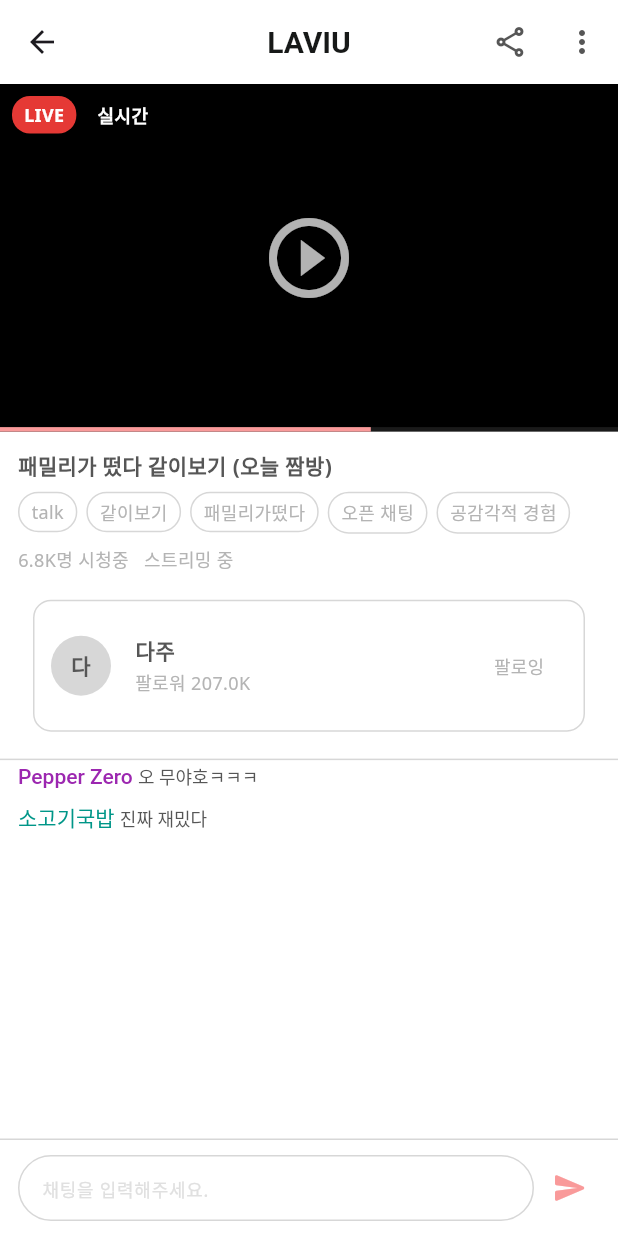
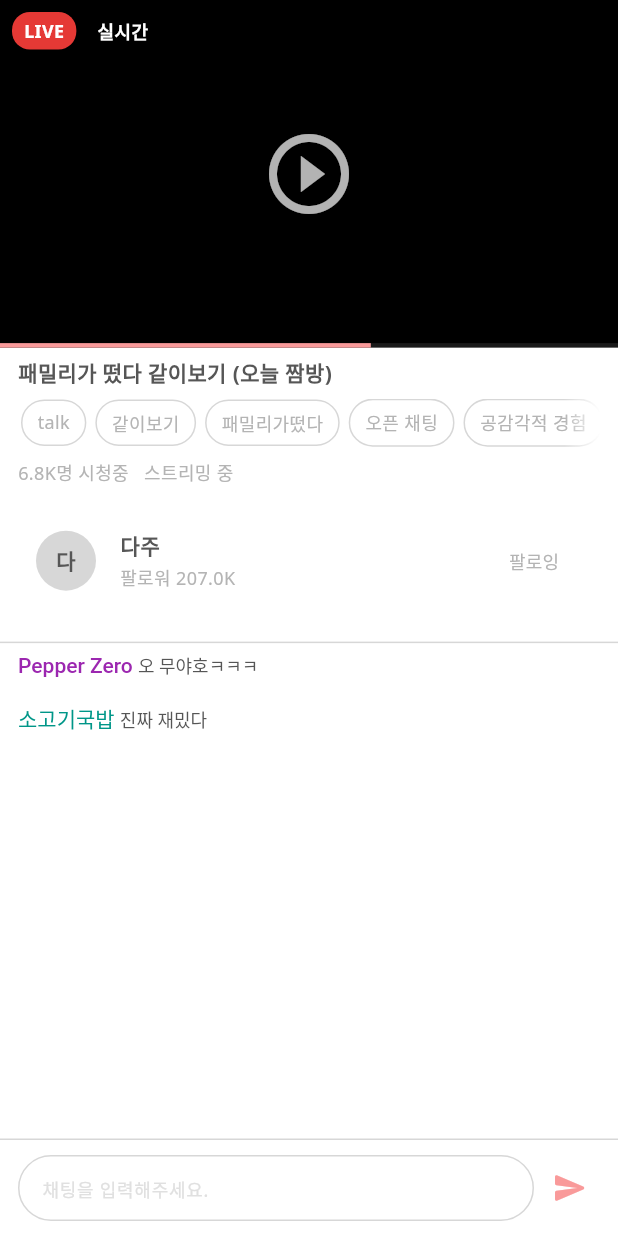
Before and after one commit to green-laviu/laviu-flutter, a Flutter app: the LiveWatchPage screen opened directly with empty values, on a phone screen of 412 x 824 dp. Run offline on Flutter 3.47's test engine with Material 3 defaults, Android fonts, the phone set to English and light mode, and no system bars; our stand-ins replace dio, flutter_dotenv, flutter_riverpod, flutter_secure_storage, flutter_svg, google_fonts and 1 more; accounts and stored records are empty.

Commit message:
라이브 시청자 화면 채팅 UX 수정

```diff
--- a/lib/ui/pages/live/watch_page/live_watch_page.dart
+++ b/lib/ui/pages/live/watch_page/live_watch_page.dart
@@ -1,9 +1,9 @@
+// live_watch_page.dart
 import 'package:flutter/material.dart';
 import 'package:laviu_flutter/_core/style/m_colors.dart';
 import 'package:laviu_flutter/_core/style/m_text.dart';
 
 /// UI만 그리는 목 버전. 데이터/플레이어/소켓 없음.
-/// 참고: 기존 라우팅을 깨지 않기 위해 liveId는 받지만 사용하진 않음.
 class LiveWatchPage extends StatefulWidget {
   final String liveId;
   const LiveWatchPage({super.key, required this.liveId});
@@ -13,8 +13,9 @@ class LiveWatchPage extends StatefulWidget {
 }
 
 class _LiveWatchPageState extends State<LiveWatchPage> {
-  final _scrollCtrl = ScrollController();
+  final _listCtrl = ScrollController();
   final _inputCtrl = TextEditingController();
+  final _inputFocus = FocusNode();
 
   // ---- 목 데이터 ----
   late final _LiveMock info;
@@ -37,44 +38,37 @@ class _LiveWatchPageState extends State<LiveWatchPage> {
       startedAt: DateTime.parse("2025-08-07T15:00:00Z"),
     );
 
-    // 초기 채팅 목
     messages.addAll(const [
       _UiChat(user: "Pepper Zero", text: "오 무야호ㅋㅋㅋ"),
       _UiChat(user: "소고기국밥", text: "진짜 재밌다"),
     ]);
+
+    // 첫 렌더 후 맨 아래로
+    WidgetsBinding.instance.addPostFrameCallback((_) => _scrollToBottom());
+    _inputFocus.addListener(() {
+      if (_inputFocus.hasFocus) {
+        Future.delayed(const Duration(milliseconds: 80), _scrollToBottom);
+      }
+    });
   }
 
   @override
   void dispose() {
-    _scrollCtrl.dispose();
+    _listCtrl.dispose();
     _inputCtrl.dispose();
+    _inputFocus.dispose();
     super.dispose();
   }
 
   @override
   Widget build(BuildContext context) {
     return Scaffold(
+      resizeToAvoidBottomInset: true,
       backgroundColor: MColors.backgroundNormal,
-      appBar: AppBar(
-        backgroundColor: MColors.backgroundNormal,
-        elevation: 0,
-        centerTitle: true,
-        title: Text('LAVIU', style: MText.heading2(color: MColors.textNormal)),
-        automaticallyImplyLeading: true,
-        actions: [
-          IconButton(
-            icon: const Icon(Icons.share_outlined),
-            color: MColors.textNeutral,
-            onPressed: () {},
-          ),
-          IconButton(
-            icon: const Icon(Icons.more_vert),
-            color: MColors.textNeutral,
-            onPressed: () {},
-          ),
-        ],
-      ),
-      body: Column(
+      // AppBar 제거
+      body: SafeArea(
+        bottom: false, // 하단 입력은 따로 SafeArea로 감쌈
+        child: Column(
           children: [
             // 1) 플레이어 영역(그림만)
             AspectRatio(
@@ -115,165 +109,24 @@ class _LiveWatchPageState extends State<LiveWatchPage> {
               ),
             ),
 
-          // 2) 메타/채널/채팅 리스트
+            // 2) 메타/채널/채팅 리스트 (reverse)
             Expanded(
-            child: CustomScrollView(
-              controller: _scrollCtrl,
-              slivers: [
-                // 제목/칩/통계
-                SliverToBoxAdapter(
-                  child: Padding(
-                    padding: const EdgeInsets.fromLTRB(12, 12, 12, 8),
-                    child: Column(
-                      crossAxisAlignment: CrossAxisAlignment.start,
-                      children: [
-                        Text(
-                          info.title,
-                          style: MText.modal3Bold(color: MColors.textNeutral),
-                        ),
-                        const SizedBox(height: 8),
-                        Wrap(
-                          spacing: 6,
-                          runSpacing: -6,
-                          children:
-                              [
-                                ...info.badges,
-                                ...info.tags,
-                              ].map((t) {
-                                return Container(
-                                  padding: const EdgeInsets.symmetric(
-                                    horizontal: 8,
-                                    vertical: 4,
-                                  ),
-                                  decoration: BoxDecoration(
-                                    border: Border.all(
-                                      color: MColors.lineNormal,
-                                    ),
-                                    borderRadius: BorderRadius.circular(999),
-                                  ),
-                                  child: Text(
-                                    t,
-                                    style: MText.label2Regular(
-                                      color: MColors.textAlternative,
-                                    ),
-                                  ),
-                                );
-                              }).toList(),
-                        ),
-                        const SizedBox(height: 8),
-                        Row(
-                          children: [
-                            Text(
-                              '${_compact(info.viewerCount)}명 시청중',
-                              style: MText.caption(
-                                color: MColors.textAlternative,
-                              ),
-                            ),
-                            const SizedBox(width: 10),
-                            Text(
-                              '스트리밍 중',
-                              style: MText.caption(
-                                color: MColors.textAlternative,
-                              ),
-                            ),
-                          ],
-                        ),
-                      ],
-                    ),
+              child: ListView.builder(
+                controller: _listCtrl,
+                padding: const EdgeInsets.only(top: 0, bottom: 8),
+                keyboardDismissBehavior:
+                    ScrollViewKeyboardDismissBehavior.onDrag,
+                itemCount: messages.length + 1, // 0번은 헤더
+                itemBuilder: (context, index) {
+                  if (index == 0)
+                    return _HeaderSection(info: info); // 플레이어 바로 아래
+                  final m = messages[index - 1]; // 채팅은 정상 순서
+                  return _ChatRow(m: m);
+                },
               ),
             ),
 
-                // 채널 카드
-                SliverToBoxAdapter(
-                  child: Padding(
-                    padding: const EdgeInsets.symmetric(horizontal: 12),
-                    child: Card(
-                      elevation: 0,
-                      color: MColors.white,
-                      shape: RoundedRectangleBorder(
-                        borderRadius: BorderRadius.circular(12),
-                        side: BorderSide(color: MColors.lineNormal),
-                      ),
-                      child: ListTile(
-                        contentPadding: const EdgeInsets.symmetric(
-                          horizontal: 12,
-                          vertical: 8,
-                        ),
-                        leading: _AvatarFallback(name: info.channelName),
-                        title: Text(
-                          info.channelName,
-                          style: MText.label1SemiBold(
-                            color: MColors.textNeutral,
-                          ),
-                        ),
-                        subtitle: Text(
-                          '팔로워 ${_compact(info.channelFollowerCount)}',
-                          style: MText.caption(color: MColors.textAlternative),
-                        ),
-                        trailing: TextButton(
-                          onPressed: () {},
-                          child: Text(
-                            info.channelIsFollowing ? '팔로잉' : '팔로우',
-                            style: MText.label2Medium(
-                              color: info.channelIsFollowing
-                                  ? MColors.textAlternative
-                                  : MColors.primaryStrong,
-                            ),
-                          ),
-                        ),
-                      ),
-                    ),
-                  ),
-                ),
-
-                const SliverToBoxAdapter(child: SizedBox(height: 8)),
-                const SliverToBoxAdapter(child: Divider(height: 1)),
-
-                // 채팅 리스트
-                SliverList(
-                  delegate: SliverChildBuilderDelegate(
-                    (context, index) {
-                      final m = messages[index];
-                      return Padding(
-                        padding: const EdgeInsets.symmetric(
-                          horizontal: 12,
-                          vertical: 2,
-                        ),
-                        child: Column(
-                          crossAxisAlignment: CrossAxisAlignment.start,
-                          children: [
-                            RichText(
-                              text: TextSpan(
-                                children: [
-                                  TextSpan(
-                                    text: '${m.user} ',
-                                    style: MText.label1Medium(
-                                      color: _nameColor(m.user),
-                                    ),
-                                  ),
-                                  TextSpan(
-                                    text: m.text,
-                                    style: MText.caption(
-                                      color: MColors.textNeutral,
-                                    ),
-                                  ),
-                                ],
-                              ),
-                            ),
-                            const SizedBox(height: 4),
-                          ],
-                        ),
-                      );
-                    },
-                    childCount: messages.length,
-                  ),
-                ),
-                const SliverToBoxAdapter(child: SizedBox(height: 12)),
-              ],
-            ),
-          ),
-
-          // 3) 하단 입력바
+            // 3) 하단 입력바 (키보드 가림 방지: SafeArea로 처리)
             SafeArea(
               top: false,
               child: Container(
@@ -287,6 +140,8 @@ class _LiveWatchPageState extends State<LiveWatchPage> {
                     Expanded(
                       child: TextField(
                         controller: _inputCtrl,
+                        focusNode: _inputFocus,
+                        onTap: _scrollToBottom,
                         minLines: 1,
                         maxLines: 3,
                         style: MText.inputRegular(color: MColors.textNeutral),
@@ -325,25 +180,28 @@ class _LiveWatchPageState extends State<LiveWatchPage> {
             ),
           ],
         ),
+      ),
     );
   }
 
   void _send() {
     final text = _inputCtrl.text.trim();
     if (text.isEmpty) return;
+
     setState(() {
       messages.add(_UiChat(user: '나', text: text));
     });
+
     _inputCtrl.clear();
     _scrollToBottom();
   }
 
   void _scrollToBottom() {
-    if (!_scrollCtrl.hasClients) return;
+    if (!_listCtrl.hasClients) return;
     WidgetsBinding.instance.addPostFrameCallback((_) {
-      _scrollCtrl.animateTo(
-        _scrollCtrl.position.maxScrollExtent + 80,
-        duration: const Duration(milliseconds: 200),
+      _listCtrl.animateTo(
+        _listCtrl.position.maxScrollExtent + 40,
+        duration: const Duration(milliseconds: 180),
         curve: Curves.easeOut,
       );
     });
@@ -388,6 +246,136 @@ class _UiChat {
 
 /* ---------------- 위젯/헬퍼 ---------------- */
 
+class _HeaderSection extends StatelessWidget {
+  final _LiveMock info;
+  const _HeaderSection({required this.info});
+
+  @override
+  Widget build(BuildContext context) {
+    return Column(
+      children: [
+        // 제목/칩/통계
+        Padding(
+          padding: const EdgeInsets.fromLTRB(12, 6, 12, 4),
+
+          child: Column(
+            crossAxisAlignment: CrossAxisAlignment.start,
+            children: [
+              Text(
+                info.title,
+                style: MText.modal3Bold(color: MColors.textNeutral),
+              ),
+              const SizedBox(height: 8),
+              // (위) title, SizedBox(height: 8) 까지는 그대로 두고,
+              // 이 자리의 Wrap(...)을 교체:
+              _TagStrip(
+                items: [
+                  ...info.badges,
+                  ...info.tags,
+                ],
+              ),
+
+              const SizedBox(height: 6),
+              Row(
+                children: [
+                  Text(
+                    '${_compact(info.viewerCount)}명 시청중',
+                    style: MText.caption(color: MColors.textAlternative),
+                  ),
+                  const SizedBox(width: 10),
+                  Text(
+                    '스트리밍 중',
+                    style: MText.caption(color: MColors.textAlternative),
+                  ),
+                ],
+              ),
+            ],
+          ),
+        ),
+
+        // 채널 카드
+        Padding(
+          padding: const EdgeInsets.symmetric(horizontal: 12),
+          child: Card(
+            margin: EdgeInsets.zero,
+            elevation: 0,
+            color: MColors.white,
+            shape: const RoundedRectangleBorder(
+              borderRadius: BorderRadius.zero,
+            ),
+            child: ListTile(
+              contentPadding: const EdgeInsets.symmetric(
+                horizontal: 12,
+                vertical: 10,
+              ),
+              leading: _AvatarFallback(name: info.channelName),
+              title: Text(
+                info.channelName,
+                style: MText.label1SemiBold(color: MColors.textNeutral),
+                maxLines: 1,
+                overflow: TextOverflow.ellipsis,
+              ),
+              subtitle: Text(
+                '팔로워 ${_compact(info.channelFollowerCount)}',
+                style: MText.caption(color: MColors.textAlternative),
+              ),
+              trailing: TextButton(
+                onPressed: () {},
+                child: Text(
+                  info.channelIsFollowing ? '팔로잉' : '팔로우',
+                  style: MText.label2Medium(
+                    color: info.channelIsFollowing
+                        ? MColors.textAlternative
+                        : MColors.primaryStrong,
+                  ),
+                ),
+              ),
+            ),
+          ),
+        ),
+
+        const SizedBox(height: 8),
+        const Divider(height: 1),
+      ],
+    );
+  }
+}
+
+class _ChatRow extends StatelessWidget {
+  final _UiChat m;
+  const _ChatRow({required this.m});
+
+  @override
+  Widget build(BuildContext context) {
+    return Padding(
+      padding: const EdgeInsets.symmetric(
+        horizontal: 12,
+        vertical: 6,
+      ), // 2 -> 6
+      child: Column(
+        crossAxisAlignment: CrossAxisAlignment.start,
+        children: [
+          RichText(
+            text: TextSpan(
+              children: [
+                TextSpan(
+                  text: '${m.user} ',
+                  style: MText.label1Medium(color: _nameColor(m.user)),
+                ),
+                TextSpan(
+                  text: m.text,
+                  style: MText.caption(color: MColors.textNeutral),
+                ),
+              ],
+            ),
+          ),
+          const SizedBox(height: 4),
+        ],
+      ),
+    );
+  }
+}
+
 class _AvatarFallback extends StatelessWidget {
   final String name;
   const _AvatarFallback({required this.name});
@@ -396,7 +384,7 @@ class _AvatarFallback extends StatelessWidget {
   Widget build(BuildContext context) {
     final initials = name.isEmpty
         ? '?'
-        : String.fromCharCode(name.runes.first); // 한글도 안전하게 첫 글자
+        : String.fromCharCode(name.runes.first).toUpperCase(); // 대문자 처리
     return CircleAvatar(
       radius: 20,
       backgroundColor: MColors.lineNormal,
@@ -419,6 +407,79 @@ Widget _pill(String text, Color color) {
   );
 }
 
+class _TagStrip extends StatelessWidget {
+  final List<String> items;
+  final double fadeWidth;
+  const _TagStrip({required this.items, this.fadeWidth = 24});
+
+  @override
+  Widget build(BuildContext context) {
+    // Chip 높이에 맞춰 살짝 여유를 둔 고정 높이
+    return SizedBox(
+      height: 34,
+      child: Stack(
+        children: [
+          // 가로 스크롤 되는 태그 줄 (한 줄)
+          SingleChildScrollView(
+            scrollDirection: Axis.horizontal,
+            physics: const BouncingScrollPhysics(),
+            padding: EdgeInsets.only(right: fadeWidth), // 페이드 아래로 살짝 패딩
+            child: Row(
+              children: [
+                const SizedBox(width: 2),
+                ...items.map(
+                  (t) => Padding(
+                    padding: const EdgeInsets.only(right: 6),
+                    child: Container(
+                      padding: const EdgeInsets.symmetric(
+                        horizontal: 10,
+                        vertical: 6,
+                      ),
+                      decoration: BoxDecoration(
+                        border: Border.all(color: MColors.lineNormal),
+                        borderRadius: BorderRadius.circular(999),
+                      ),
+                      child: Text(
+                        t,
+                        style: MText.label2Regular(
+                          color: MColors.textAlternative,
+                        ),
+                      ),
+                    ),
+                  ),
+                ),
+                const SizedBox(width: 2),
+              ],
+            ),
+          ),
+
+          // 오른쪽 페이드(“살짝 넘어가는” 느낌)
+          Positioned(
+            right: 0,
+            top: 0,
+            bottom: 0,
+            child: IgnorePointer(
+              child: Container(
+                width: fadeWidth,
+                decoration: BoxDecoration(
+                  gradient: LinearGradient(
+                    begin: Alignment.centerLeft,
+                    end: Alignment.centerRight,
+                    colors: [
+                      MColors.white.withOpacity(0.0),
+                      MColors.white, // 배경색에 맞춰 자연스럽게
+                    ],
+                  ),
+                ),
+              ),
+            ),
+          ),
+        ],
+      ),
+    );
+  }
+}
+
 Color _nameColor(String name) {
   final code = name.codeUnits.fold<int>(0, (p, e) => (p + e) & 0xFF);
   final palette = [
```
Lines whose indentation alone changed are shown as unchanged.
